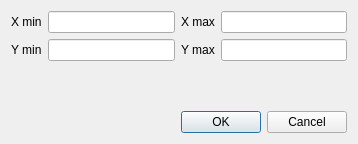
SasView/sasview, file src/sas/qtgui/Plotting/UI/SetGraphRangeUI.ui: the form before one commit.
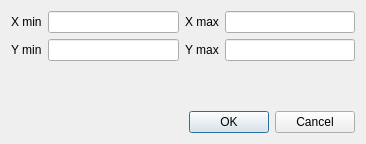
The form after the commit. Icons and pictures are not drawn.

What changed in the file:
```diff
--- a/src/sas/qtgui/Plotting/UI/SetGraphRangeUI.ui
+++ b/src/sas/qtgui/Plotting/UI/SetGraphRangeUI.ui
@@ -6,7 +6,7 @@
    <rect>
     <x>0</x>
     <y>0</y>
-    <width>358</width>
+    <width>366</width>
     <height>144</height>
    </rect>
   </property>
```
Left out of the diff: 8 changed lines with no effect on the pictures.
